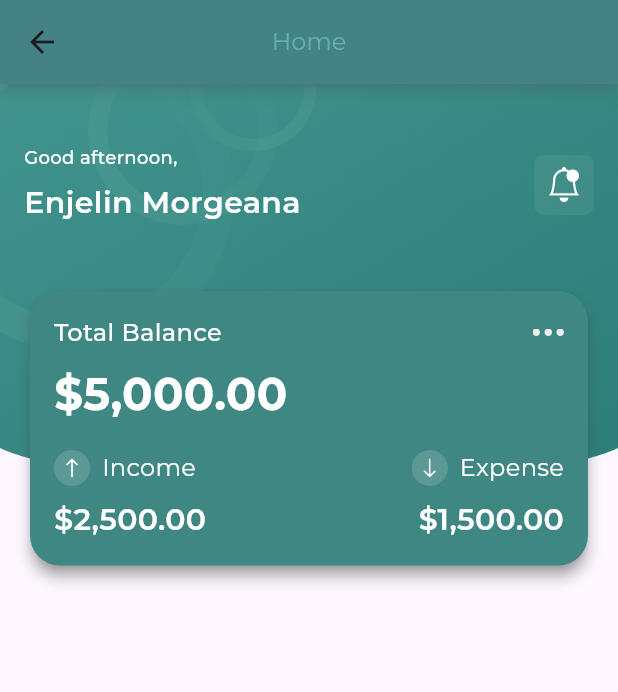
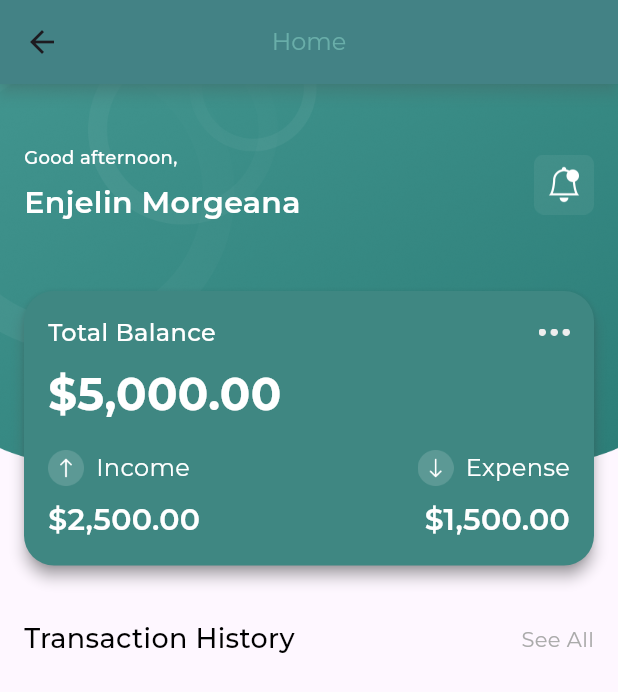
Before and after one commit to shahzadafridi/ExpenseTracker, a Flutter app: the HomeView screen opened directly, on a phone screen of 412 x 824 dp. Shown: the top 692 px of the screen. Run offline on Flutter 3.47's test engine with Material 3 defaults, Android fonts, the phone set to English and light mode, and no system bars; our stand-ins replace easy_localization, flutter_phoenix, flutter_svg, get_it, image_picker, shared_preferences; accounts and stored records are empty.

Commit message:
Transaction header view designed.

```diff
--- a/lib/features/home/components /header_summary_view.dart
+++ b/lib/features/home/components /header_summary_view.dart
@@ -25,8 +25,7 @@ class HeaderSummaryView extends StatelessWidget {
                 children: [
                   Text(
                     'Total Balance',
-                    style:
-                        getMediumStyle(color: ColorManager.white, fontSize: 16),
+                    style: getMediumStyle(color: ColorManager.white, fontSize: 16),
                   ),
                   Image.asset(
                     ImageAssets.menuIcon,
--- a/lib/features/home/components /home_header_view.dart
+++ b/lib/features/home/components /home_header_view.dart
@@ -29,7 +29,7 @@ class HomeHeaderView extends StatelessWidget {
                     child: HeaderTopView(),
                   ),
                   Padding(
-                    padding: EdgeInsets.only(left: 16, right: 16, top: 40),
+                    padding: EdgeInsets.only(left: 12, right: 12, top: 40),
                     child: HeaderSummaryView(),
                   )
                 ],
--- /dev/null
+++ b/lib/features/home/components /transaction_header_view.dart
@@ -0,0 +1,26 @@
+import 'package:flutter/cupertino.dart';
+
+import '../../../resources/color_manager.dart';
+import '../../../resources/styles_manager.dart';
+
+class TransactionHeaderView extends StatelessWidget {
+  const TransactionHeaderView({super.key});
+
+  @override
+  Widget build(BuildContext context) {
+    return Padding(
+        padding: const EdgeInsets.only(left: 16, right: 16, top: 32),
+        child: Row(
+          mainAxisAlignment: MainAxisAlignment.spaceBetween,
+          children: [
+            Text(
+              'Transaction History',
+              style: getMediumStyle(color: ColorManager.black, fontSize: 18),
+            ),
+            Text('See All',
+                style: getRegularStyle(
+                    color: ColorManager.lightGrey, fontSize: 14))
+          ],
+        ));
+  }
+}
--- a/lib/features/home/home_view.dart
+++ b/lib/features/home/home_view.dart
@@ -1,5 +1,8 @@
 import 'package:flutter/material.dart';
+import '../../resources/color_manager.dart';
+import '../../resources/styles_manager.dart';
 import 'components /home_header_view.dart';
+import 'components /transaction_header_view.dart';
 
 class HomeView extends StatelessWidget {
   const HomeView({super.key});
@@ -11,9 +14,7 @@ class HomeView extends StatelessWidget {
         title: const Text('Home'),
       ),
       body: const Column(
-        children: [
-          HomeHeaderView(),
-        ],
+        children: [HomeHeaderView(), TransactionHeaderView()],
       ),
     );
   }
```
